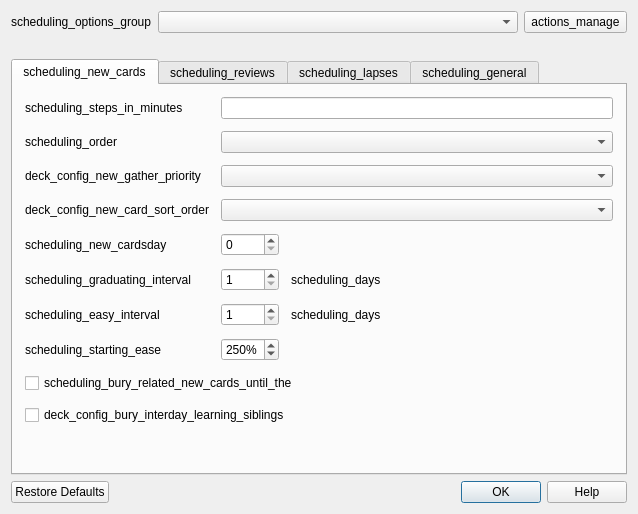
This is qt/aqt/forms/dconf.ui in ankitects/anki as Qt 5 draws it before an edit. The edited form follows.
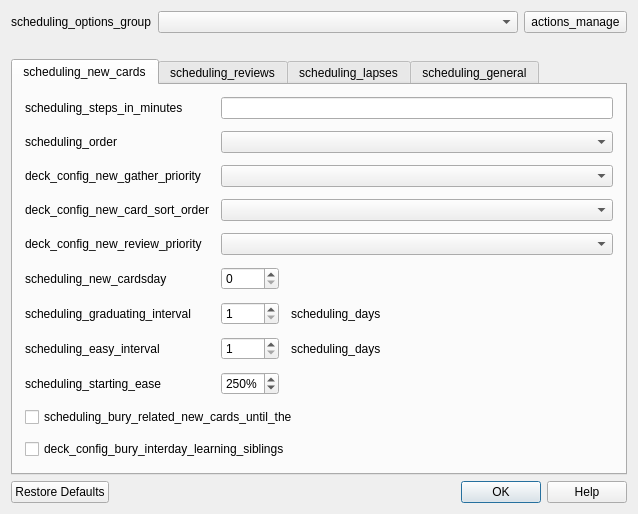
This is the edited form.

Commit message: add options for changing mix settings

What changed in the file:
```diff
--- a/qt/aqt/forms/dconf.ui
+++ b/qt/aqt/forms/dconf.ui
@@ -94,14 +94,14 @@
          <property name="spacing">
           <number>12</number>
          </property>
-         <item row="7" column="0">
+         <item row="8" column="0">
           <widget class="QLabel" name="label_24">
            <property name="text">
             <string>scheduling_starting_ease</string>
            </property>
           </widget>
          </item>
-         <item row="7" column="1">
+         <item row="8" column="1">
           <widget class="QSpinBox" name="lrnFactor">
            <property name="suffix">
             <string notr="true">%</string>
@@ -138,14 +138,21 @@
            </property>
           </widget>
          </item>
-         <item row="6" column="1">
+         <item row="4" column="0">
+          <widget class="QLabel" name="label_40">
+           <property name="text">
+            <string>deck_config_new_review_priority</string>
+           </property>
+          </widget>
+         </item>
+         <item row="7" column="1">
           <widget class="QSpinBox" name="lrnEasyInt">
            <property name="minimum">
             <number>1</number>
            </property>
           </widget>
          </item>
-         <item row="5" column="1">
+         <item row="6" column="1">
           <widget class="QSpinBox" name="lrnGradInt">
            <property name="minimum">
             <number>1</number>
@@ -159,28 +166,28 @@
            </property>
           </widget>
          </item>
-         <item row="6" column="0">
+         <item row="7" column="0">
           <widget class="QLabel" name="label_5">
            <property name="text">
             <string>scheduling_easy_interval</string>
            </property>
           </widget>
          </item>
-         <item row="5" column="0">
+         <item row="6" column="0">
           <widget class="QLabel" name="label_4">
            <property name="text">
             <string>scheduling_graduating_interval</string>
            </property>
           </widget>
          </item>
-         <item row="4" column="1">
+         <item row="5" column="1">
           <widget class="QSpinBox" name="newPerDay">
            <property name="maximum">
             <number>9999</number>
            </property>
           </widget>
          </item>
-         <item row="4" column="0">
+         <item row="5" column="0">
           <widget class="QLabel" name="label_6">
            <property name="text">
             <string>scheduling_new_cardsday</string>
@@ -206,28 +213,31 @@
          <item row="3" column="1" colspan="2">
           <widget class="QComboBox" name="newSortOrder"/>
          </item>
-         <item row="8" column="0" colspan="3"  alignment="Qt::AlignLeft">
+         <item row="4" column="1" colspan="2">
+          <widget class="QComboBox" name="newMix"/>
+         </item>
+         <item row="9" column="0" colspan="3"  alignment="Qt::AlignLeft">
           <widget class="QCheckBox" name="bury">
            <property name="text">
             <string>scheduling_bury_related_new_cards_until_the</string>
            </property>
           </widget>
          </item>
-         <item row="9" column="0" colspan="3"  alignment="Qt::AlignLeft">
+         <item row="10" column="0" colspan="3"  alignment="Qt::AlignLeft">
           <widget class="QCheckBox" name="buryInterdayLearningSiblings">
            <property name="text">
             <string>deck_config_bury_interday_learning_siblings</string>
            </property>
           </widget>
          </item>
-         <item row="6" column="2">
+         <item row="7" column="2">
           <widget class="QLabel" name="label_9">
            <property name="text">
             <string>scheduling_days</string>
            </property>
           </widget>
          </item>
-         <item row="5" column="2">
+         <item row="6" column="2">
           <widget class="QLabel" name="label_7">
            <property name="sizePolicy">
             <sizepolicy hsizetype="Expanding" vsizetype="Preferred">
```
Left out of the diff: 12 changed lines with no effect on the pictures. The commit also changes 2 other files.
